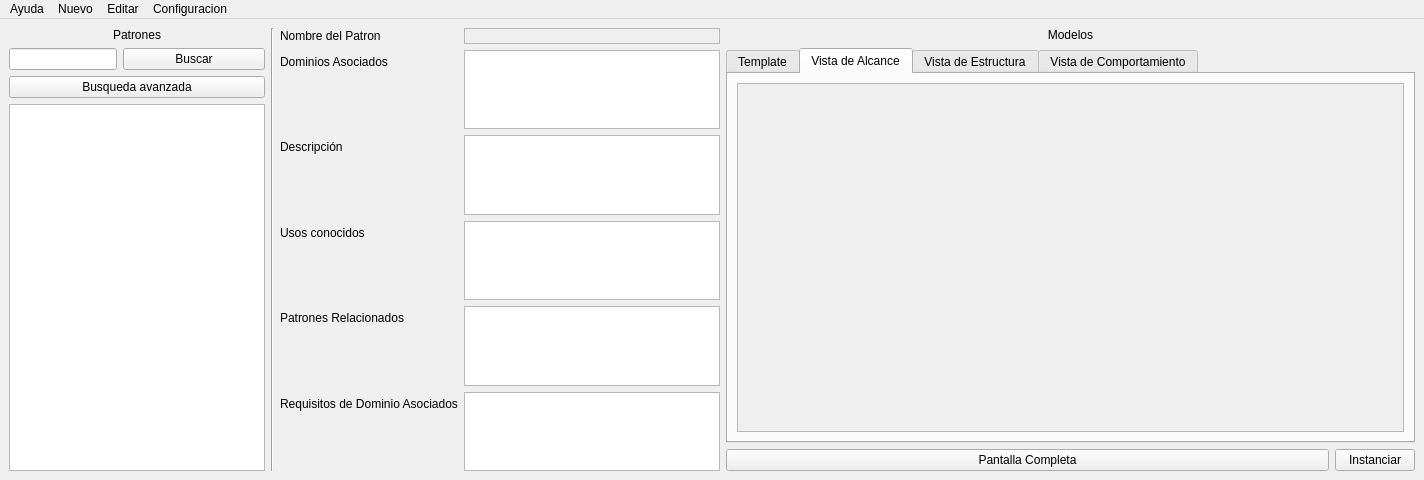
First picture: the form in ui/Nueva_interface.ui, repository victorloal/-patternRepository, before the edit.
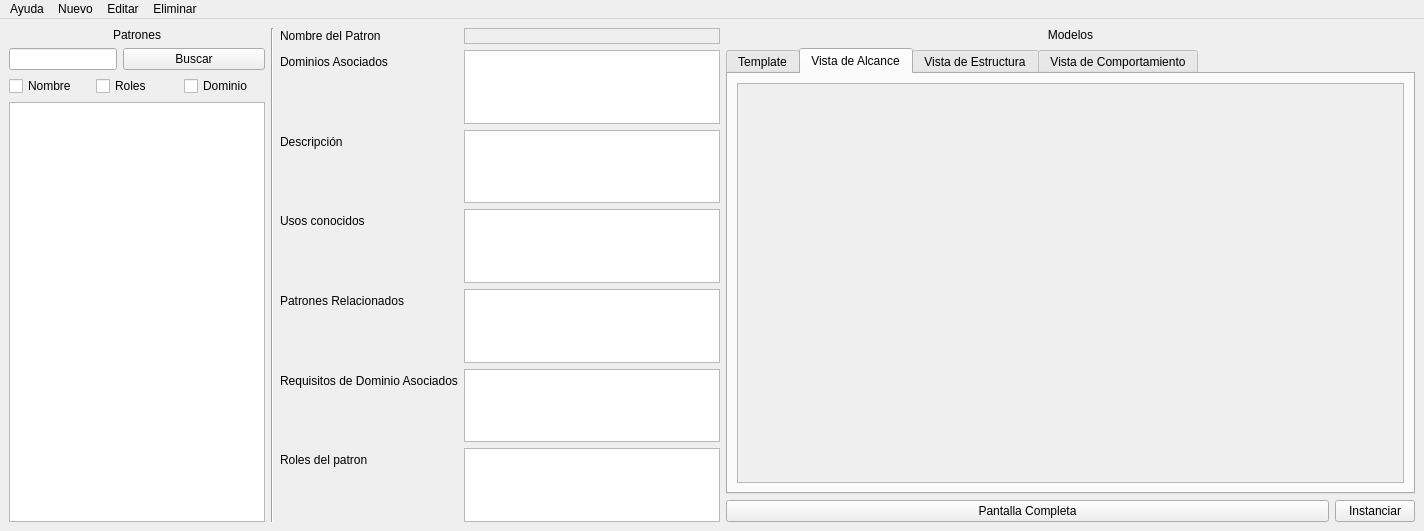
Second picture: the form after the edit. Icons and pictures are not drawn.

Patch:
```diff
--- a/ui/Nueva_interface.ui
+++ b/ui/Nueva_interface.ui
@@ -10,7 +10,7 @@
     <x>0</x>
     <y>0</y>
     <width>1424</width>
-    <height>480</height>
+    <height>531</height>
    </rect>
   </property>
   <property name="sizePolicy">
@@ -170,6 +170,29 @@
           </property>
          </widget>
         </item>
+        <item row="7" column="0">
+         <widget class="QLabel" name="lb_associatedRequirements_2">
+          <property name="sizePolicy">
+           <sizepolicy hsizetype="Fixed" vsizetype="Preferred">
+            <horstretch>0</horstretch>
+            <verstretch>0</verstretch>
+           </sizepolicy>
+          </property>
+          <property name="text">
+           <string>Roles del patron</string>
+          </property>
+         </widget>
+        </item>
+        <item row="7" column="1">
+         <widget class="QListWidget" name="lw_roles">
+          <property name="sizePolicy">
+           <sizepolicy hsizetype="Fixed" vsizetype="Expanding">
+            <horstretch>0</horstretch>
+            <verstretch>0</verstretch>
+           </sizepolicy>
+          </property>
+         </widget>
+        </item>
        </layout>
       </item>
       <item row="0" column="0">
@@ -225,24 +248,29 @@
          </layout>
         </item>
         <item>
-         <widget class="QPushButton" name="pb_advancedSearch">
-          <property name="sizePolicy">
-           <sizepolicy hsizetype="Minimum" vsizetype="Fixed">
-            <horstretch>0</horstretch>
-            <verstretch>0</verstretch>
-           </sizepolicy>
-          </property>
-          <property name="text">
-           <string>Busqueda avanzada</string>
-          </property>
-          <property name="icon">
-           <iconset theme="system-search">
-            <normaloff>../../../.designer/interfaces</normaloff>../../../.designer/interfaces</iconset>
-          </property>
-          <property name="flat">
-           <bool>false</bool>
-          </property>
-         </widget>
+         <layout class="QHBoxLayout" name="horizontalLayout_3">
+          <item>
+           <widget class="QCheckBox" name="cb_nombre_2">
+            <property name="text">
+             <string>Nombre</string>
+            </property>
+           </widget>
+          </item>
+          <item>
+           <widget class="QCheckBox" name="cb_roles">
+            <property name="text">
+             <string>Roles</string>
+            </property>
+           </widget>
+          </item>
+          <item>
+           <widget class="QCheckBox" name="cb_dominio">
+            <property name="text">
+             <string>Dominio</string>
+            </property>
+           </widget>
+          </item>
+         </layout>
         </item>
         <item>
          <widget class="QListWidget" name="lw_pattern">
@@ -331,7 +359,7 @@
                  <x>0</x>
                  <y>0</y>
                  <width>536</width>
-                 <height>329</height>
+                 <height>380</height>
                 </rect>
                </property>
                <layout class="QVBoxLayout" name="verticalLayout_7">
@@ -493,9 +521,9 @@
     <addaction name="edit_domain"/>
     <addaction name="edit_requirementsDomain"/>
    </widget>
-   <widget class="QMenu" name="menuConfiguracion">
+   <widget class="QMenu" name="menuEliminar">
     <property name="title">
-     <string>Configuracion</string>
+     <string>Eliminar</string>
     </property>
     <widget class="QMenu" name="menuIdioma">
      <property name="title">
@@ -509,7 +537,7 @@
    <addaction name="menuHome"/>
    <addaction name="menuCrear"/>
    <addaction name="menuEditar"/>
-   <addaction name="menuConfiguracion"/>
+   <addaction name="menuEliminar"/>
   </widget>
   <action name="help_app">
    <property name="text">
```
Left out of the diff: 36 changed lines with no effect on the pictures.
